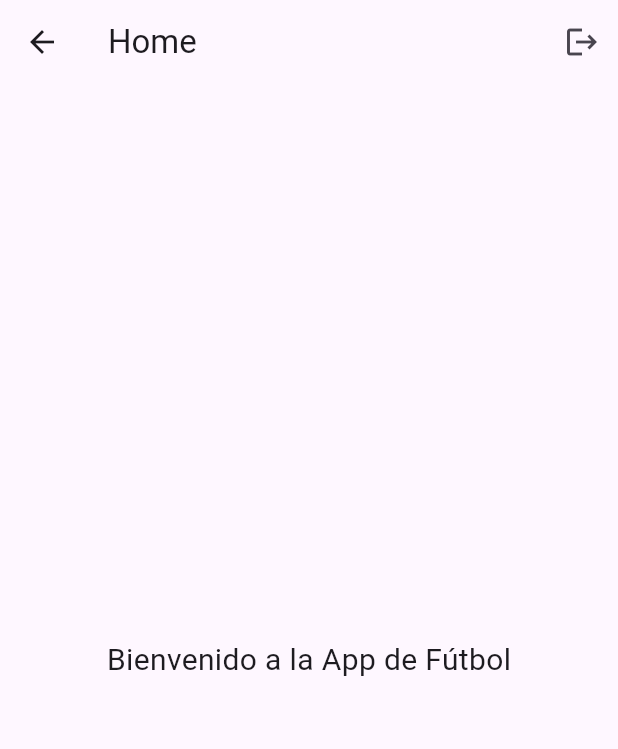
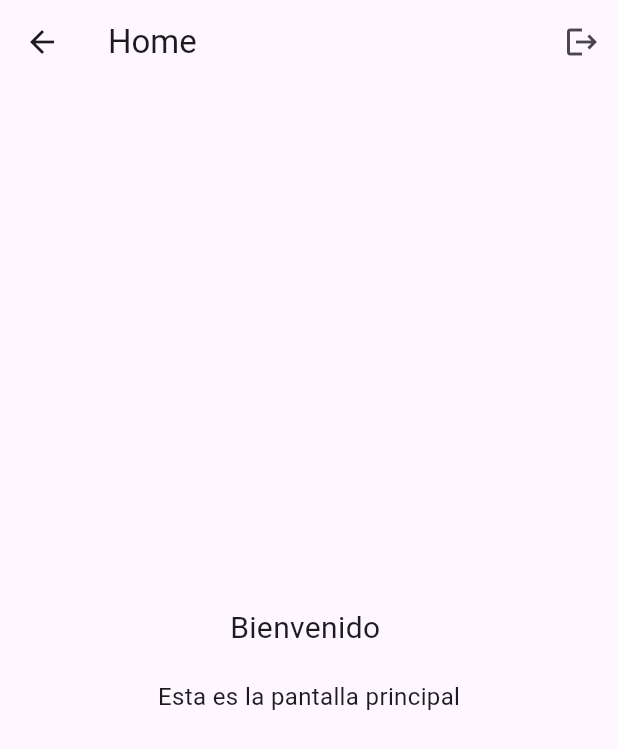
Before and after one commit to jrpardo92/hay_futbol_app, a Flutter app: the HomeView screen opened by its route, on a phone screen of 412 x 824 dp. Shown: the top 749 px of the screen. Run offline on Flutter 3.47's test engine with Material 3 defaults, Android fonts, the phone set to English and light mode, and no system bars; our stand-ins replace get, google_sign_in.

```diff
--- a/lib/modules/home/views/home_view.dart
+++ b/lib/modules/home/views/home_view.dart
@@ -13,14 +13,24 @@ class HomeView extends GetView<HomeController> {
         actions: [
           IconButton(
             icon: const Icon(Icons.logout),
-            onPressed: () => Get.offAllNamed('/auth'),
+            onPressed: controller.signOut,
           ),
         ],
       ),
-      body: const Center(
-        child: Text(
-          'Bienvenido a la App de Fútbol',
-          style: TextStyle(fontSize: 20),
+      body: Center(
+        child: Column(
+          mainAxisAlignment: MainAxisAlignment.center,
+          children: [
+            Obx(() => Text(
+              'Bienvenido ${controller.userName}',
+              style: const TextStyle(fontSize: 20),
+            )),
+            const SizedBox(height: 20),
+            const Text(
+              'Esta es la pantalla principal',
+              style: TextStyle(fontSize: 16),
+            ),
+          ],
         ),
       ),
     );
--- a/pubspec.yaml
+++ b/pubspec.yaml
@@ -10,6 +10,7 @@ dependencies:
   get: ^4.6.6
   flutter:
     sdk: flutter
+  google_sign_in: ^6.2.2
 
 dev_dependencies:
   flutter_test:
```
Also changed, not shown: lib/modules/auth/controllers/auth_controller.dart (+17 -1 lines), lib/modules/auth/views/auth_view.dart (+11 -4 lines), lib/modules/home/controllers/home_controller.dart (+29 -1 lines), lib/modules/splash/controllers/splash_controller.dart (+12 -4 lines), lib/modules/splash/views/splash_view.dart (+49 -16 lines), pubspec.lock, 3 other files.
